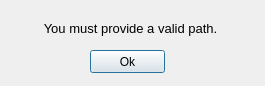
Old version of the form ui/warn.ui in the repository ParkerMc/minecraft-map-gen.
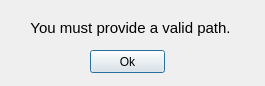
New version of the form. Icons and pictures are not drawn.

Diff of the .ui file:
```diff
--- a/ui/warn.ui
+++ b/ui/warn.ui
@@ -40,7 +40,10 @@
    </property>
    <property name="font">
     <font>
-     <pointsize>10</pointsize>
+     <pointsize>11</pointsize>
+     <weight>50</weight>
+     <italic>false</italic>
+     <bold>false</bold>
     </font>
    </property>
    <property name="text">
```
